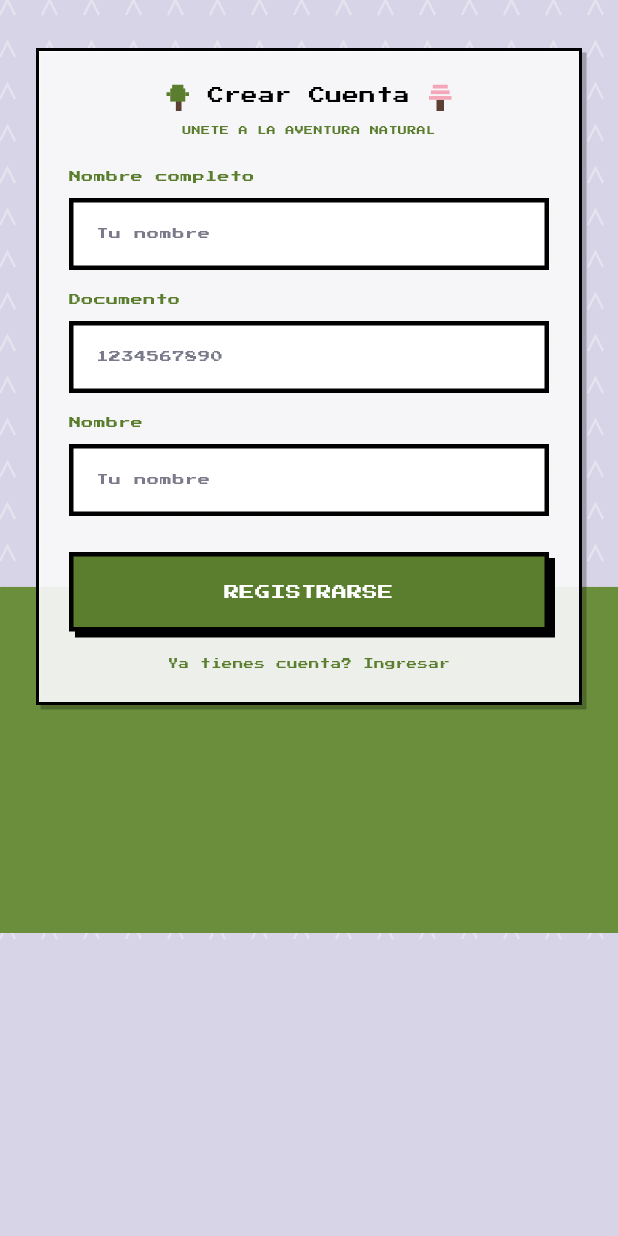
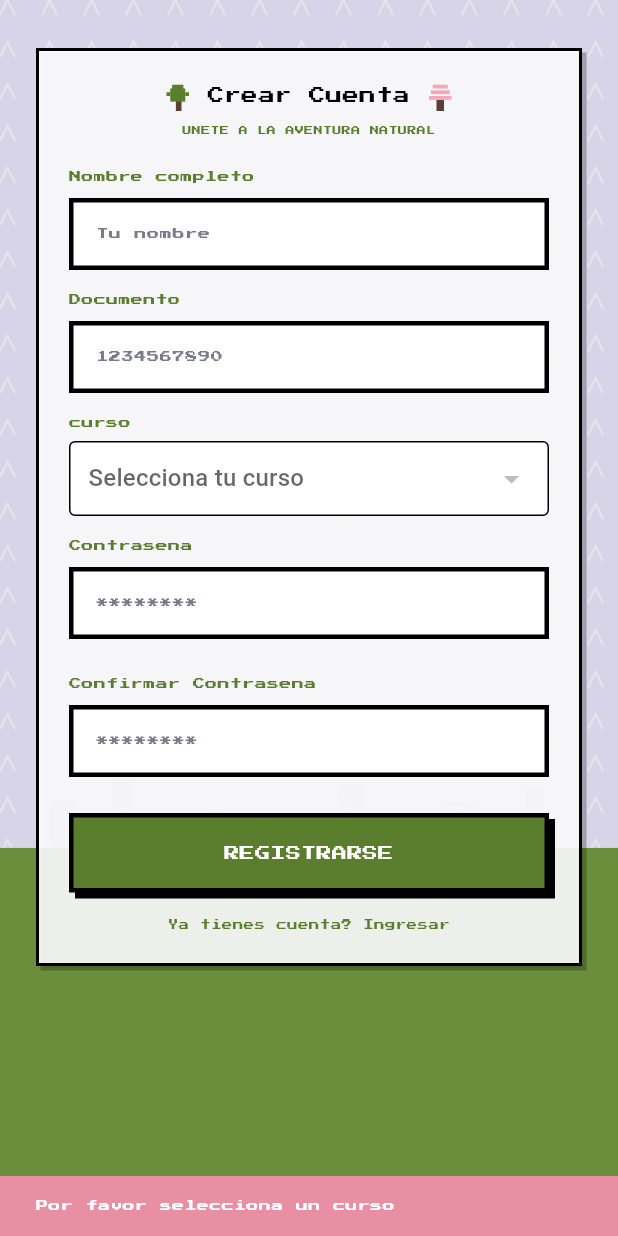
Before and after one commit to jhongaleano/frontend_winbin_maquina, a Flutter app: the RegisterScreen screen opened directly, after a tap on "REGISTRARSE", on a phone screen of 412 x 824 dp. Run offline on Flutter 3.47's test engine with Material 3 defaults, Android fonts, the phone set to English and light mode, and no system bars; our stand-ins replace flutter_secure_storage, google_fonts; accounts and stored records are empty; network calls fail.

Commit message:
feat: se implementa la logica de regitro y el secreen

```diff
--- a/lib/screens/register_screen.dart
+++ b/lib/screens/register_screen.dart
@@ -8,6 +8,7 @@ import '../widgets/pixel_button.dart';
 import '../widgets/pixel_text_field.dart';
 import 'login_screen.dart';
 import '../services/AuthService.dart';
+
 class RegisterScreen extends StatefulWidget {
   const RegisterScreen({super.key});
 
@@ -20,9 +21,31 @@ class _RegisterScreenState extends State<RegisterScreen> {
   final _contrasennaController = TextEditingController();
   final _confirmarContrasennaController = TextEditingController();
   final _documentoController = TextEditingController();
-  final _rolController = TextEditingController();
-  final _cursoController = TextEditingController();
-  final _puntosController = TextEditingController();
+
+  List<Map<String, dynamic>> _cursos = [];
+  int? _cursoSeleccionadoId;
+  bool _isLoadingCursos = true;
+
+  @override
+  void initState() {
+    super.initState();
+    _cargarCursos();
+  }
+
+  Future<void> _cargarCursos() async {
+    try {
+      final cursoService = AuthService();
+      final cursosData = await cursoService.getCursos();
+      setState(() {
+        _cursos = cursosData;
+        _isLoadingCursos = false;
+      });
+    } catch (e) {
+      setState(() {
+        _isLoadingCursos = false;
+      });
+    }
+  }
 
   @override
   void dispose() {
@@ -30,24 +53,58 @@ class _RegisterScreenState extends State<RegisterScreen> {
     _contrasennaController.dispose();
     _confirmarContrasennaController.dispose();
     _documentoController.dispose();
-    _rolController.dispose();
-    _cursoController.dispose();
-    _puntosController.dispose();
     super.dispose();
   }
 
-  void _onRegister() async  {
+  void _limpiarFormulario() {
+    _nombreController.clear();
+    _documentoController.clear();
+    _contrasennaController.clear();
+    _confirmarContrasennaController.clear();
+
+    setState(() {
+      _cursoSeleccionadoId = null;
+    });
+  }
+
+  void _onRegister() async {
+    if (_cursoSeleccionadoId == null) {
+      ScaffoldMessenger.of(context).showSnackBar(
+        SnackBar(
+          content: Text(
+            'Por favor selecciona un curso',
+            style: AppTheme.pixelBody(size: 8, color: Colors.white),
+          ),
+          backgroundColor: AppColors.softPinkDark,
+        ),
+      );
+      return;
+    }
+
+    if (_contrasennaController.text != _confirmarContrasennaController.text) {
+      ScaffoldMessenger.of(context).showSnackBar(
+        SnackBar(
+          content: Text(
+            'Las contrasennas no coinciden',
+            style: AppTheme.pixelBody(size: 8, color: Colors.white),
+          ),
+          backgroundColor: AppColors.softPinkDark,
+        ),
+      );
+      return;
+    }
+
     final authService = AuthService();
     final bool success = await authService.registrarUsuario(
       _documentoController.text,
       _nombreController.text,
-      _rolController.text,
-      int.parse(_cursoController.text),
+      _cursoSeleccionadoId!,
       _contrasennaController.text,
-      int.parse(_puntosController.text),
-      );
+    );
+    if (!mounted) return;
 
     if (success) {
+      _limpiarFormulario();
       ScaffoldMessenger.of(context).showSnackBar(
         SnackBar(
           content: Text(
@@ -69,8 +126,6 @@ class _RegisterScreenState extends State<RegisterScreen> {
       );
     }
   }
-
-
 
   @override
   Widget build(BuildContext context) {
@@ -98,10 +153,68 @@ class _RegisterScreenState extends State<RegisterScreen> {
                       keyboardType: TextInputType.number,
                     ),
                     const SizedBox(height: 14),
+                    Column(
+                      crossAxisAlignment: CrossAxisAlignment.start,
+                      children: [
+                        Text(
+                          'curso',
+                          style: AppTheme.pixelBody(
+                            size: 8,
+                            color: AppColors.oliveGreen,
+                          ),
+                        ),
+                        const SizedBox(height: 6),
+                        _isLoadingCursos
+                            ? const CircularProgressIndicator()
+                            : Container(
+                                padding: const EdgeInsets.symmetric(
+                                  horizontal: 12,
+                                ),
+                                decoration: BoxDecoration(
+                                  border: Border.all(color: Colors.black),
+                                  borderRadius: BorderRadius.circular(4),
+                                  color: Colors.white,
+                                ),
+                                child: DropdownButtonHideUnderline(
+                                  child: DropdownButton<int>(
+                                    value: _cursoSeleccionadoId,
+                                    isExpanded: true,
+                                    hint: const Text('Selecciona tu curso'),
+                                    items: _cursos.map((curso) {
+                                      return DropdownMenuItem<int>(
+                                        value: (curso['id_curso'] as int),
+                                        child: Text(
+                                          curso['nombreCurso'].toString(),
+                                          style: AppTheme.pixelBody(
+                                            size: 8,
+                                            color: AppColors.oliveGreen,
+                                          ),
+                                        ),
+                                      );
+                                    }).toList(),
+                                    onChanged: (int? value) {
+                                      setState(() {
+                                        _cursoSeleccionadoId = value;
+                                      });
+                                    },
+                                  ),
+                                ),
+                              ),
+                      ],
+                    ),
+                    const SizedBox(height: 14),
                     PixelTextField(
-                      label: 'Nombre',
-                      controller: _nombreController,
-                      hint: 'Tu nombre',
+                      label: 'Contrasena',
+                      controller: _contrasennaController,
+                      hint: '********',
+                      obscureText: true,
+                    ),
+                    const SizedBox(height: 24),
+                    PixelTextField(
+                      label: 'Confirmar Contrasena',
+                      controller: _confirmarContrasennaController,
+                      hint: '********',
+                      obscureText: true,
                     ),
                     const SizedBox(height: 24),
                     PixelButton(
--- a/lib/services/AuthService.dart
+++ b/lib/services/AuthService.dart
@@ -3,52 +3,68 @@ import 'dart:convert';
 import 'package:flutter_secure_storage/flutter_secure_storage.dart';
 
 class AuthService {
-  static const String baseUrl = 'https://frozen-certified-comfort.ngrok-free.dev/api';
+  static const String baseUrl = 'http://localhost:8080/api';
 
   Future<bool> login(String documento, String contrasenna) async {
     final url = Uri.parse('$baseUrl/auth/login');
 
-    try{
+    try {
       final response = await http.post(
         url,
         headers: {'Content-Type': 'application/json'},
-        body: jsonEncode({
-          'documento': documento,
-          'contrasenna': contrasenna,
-        }),
+        body: jsonEncode({'documento': documento, 'contrasenna': contrasenna}),
       );
 
-      if(response.statusCode == 200){
+      if (response.statusCode == 200) {
         var data = jsonDecode(response.body);
         print('Login exitoso: ${data}');
         return true;
-      }else{
+      } else {
         print('Error al iniciar sesión: ${response.statusCode}');
         return false;
       }
-    }catch(e){
+    } catch (e) {
       print('Error al iniciar sesión: $e');
       return false;
     }
-
   }
 
-Future<bool> registrarUsuario(String documento, String nombre, String rol,int curso,String contrasenna,int puntos) async {
+  Future<List<Map<String, dynamic>>> getCursos() async {
+    final url = Uri.parse('$baseUrl/cursos');
+
+    try {
+      final response = await http.get(url);
+
+      if (response.statusCode == 200) {
+        print('cursos obtenidos : ${jsonDecode(response.body)}');
+        return List<Map<String, dynamic>>.from(jsonDecode(response.body));
+      } else {
+        print('Error al obtener cursos: ${response.statusCode}');
+        return [];
+      }
+    } catch (e) {
+      print('Excepción al obtener cursos: $e');
+      return [];
+    }
+  }
+
+  Future<bool> registrarUsuario(
+    String documento,
+    String nombre,
+    int cursoId,
+    String contrasenna,
+  ) async {
     final url = Uri.parse('$baseUrl/usuarios/registro');
 
     try {
       final response = await http.post(
         url,
-        headers: {
-          'Content-Type': 'application/json; charset=UTF-8',
-        },
+        headers: {'Content-Type': 'application/json; charset=UTF-8'},
         body: jsonEncode({
           'documento': documento,
           'nombre': nombre,
-          'rol': rol,
-          'curso': curso,
+          'curso': {'id_curso': cursoId},
           'contrasenna': contrasenna,
-          'puntos': puntos,
         }),
       );
 
@@ -65,23 +81,20 @@ Future<bool> registrarUsuario(String documento, String nombre, String rol,int cu
     }
   }
 
-
-Future<bool> detallesSession(Map<String,dynamic> data) async {
+  Future<bool> detallesSession(Map<String, dynamic> data) async {
     final url = Uri.parse('$baseUrl/DetalleSession/crear');
 
     try {
       final response = await http.post(
         url,
-      headers: {
-        'Content-Type': 'application/json; charset=UTF-8',
-      },
+        headers: {'Content-Type': 'application/json; charset=UTF-8'},
         body: jsonEncode(data),
       );
 
-    if(response.statusCode == 200 || response.statusCode == 201){
+      if (response.statusCode == 200 || response.statusCode == 201) {
         print('Detalle de sesión creado con éxito');
         return true;
-    }else{
+      } else {
         print('Error en creación de detalle de sesión: ${response.statusCode}');
         return false;
       }
@@ -89,7 +102,5 @@ Future<bool> detallesSession(Map<String,dynamic> data) async {
       print('Error en creación de detalle de sesión: $e');
       return false;
     }
-
-
   }
 }
```
Lines whose indentation alone changed are shown as unchanged.
